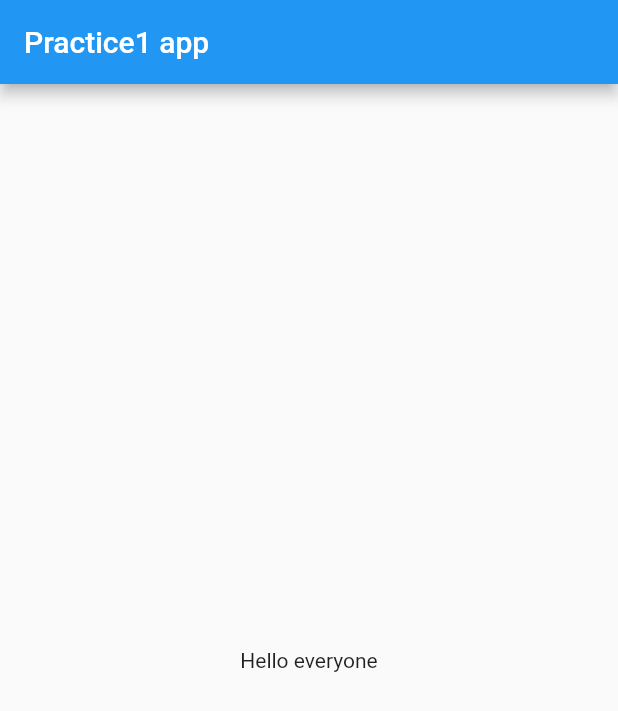
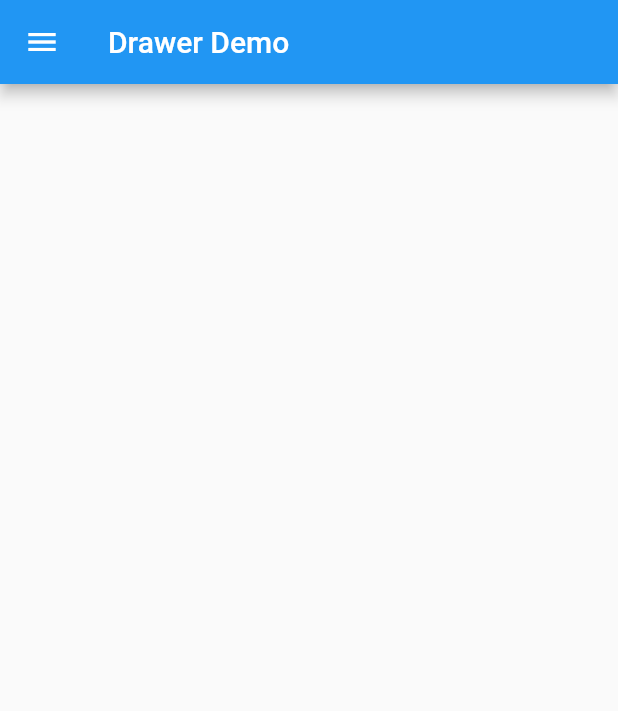
Before and after one commit to Rakibul25/first_flutter, a Flutter app: the screen it shows after launch, on a phone screen of 412 x 824 dp. Shown: the top 711 px of the screen. Run offline on Flutter 3.47's test engine with Material 2 defaults, Android fonts, the phone set to English and light mode, and no system bars.

Commit message:
drawer done

```diff
--- a/lib/main.dart
+++ b/lib/main.dart
@@ -10,12 +10,39 @@ class HomePage  extends StatelessWidget {
   @override
   Widget build(BuildContext context) {
     return Scaffold(
-      appBar:AppBar(
-        title: Text("Practice1 app"),
-
+      appBar: AppBar(
+        title: const Text('Drawer Demo'),
       ),
-      body: Container(
-        child: Center(child: Text("Hello everyone")),
+      drawer: Drawer(
+        child: ListView(
+          padding: EdgeInsets.zero,
+          children: const <Widget>[
+            DrawerHeader(
+              decoration: BoxDecoration(
+                color: Colors.blue,
+              ),
+              child: Text(
+                'Drawer Header',
+                style: TextStyle(
+                  color: Colors.white,
+                  fontSize: 24,
+                ),
+              ),
+            ),
+            ListTile(
+              leading: Icon(Icons.message),
+              title: Text('Messages'),
+            ),
+            ListTile(
+              leading: Icon(Icons.account_circle),
+              title: Text('Profile'),
+            ),
+            ListTile(
+              leading: Icon(Icons.settings),
+              title: Text('Settings'),
+            ),
+          ],
+        ),
       ),
     );
   }
```
